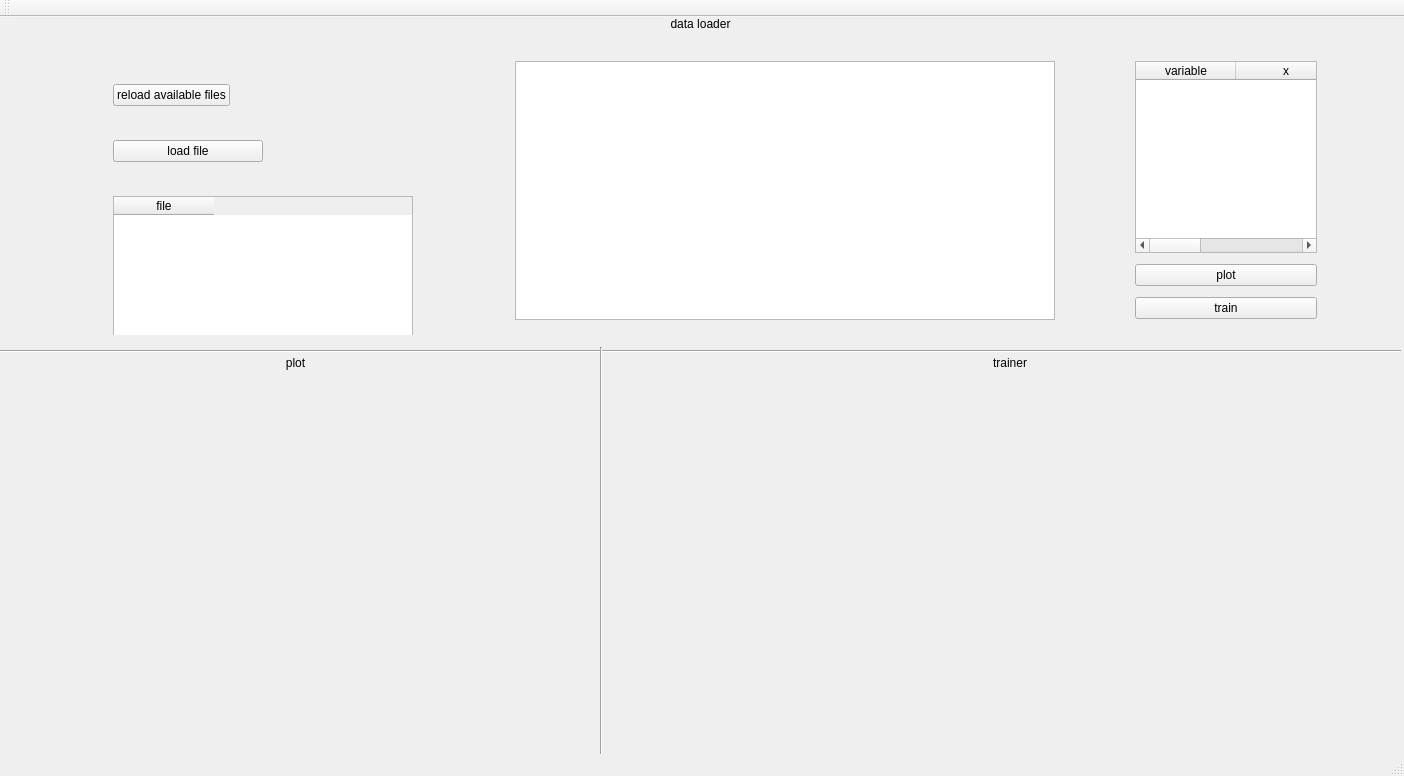
Qt form gui/controlboard.ui (wiederin/linear-regression-pipeline) before a commit.
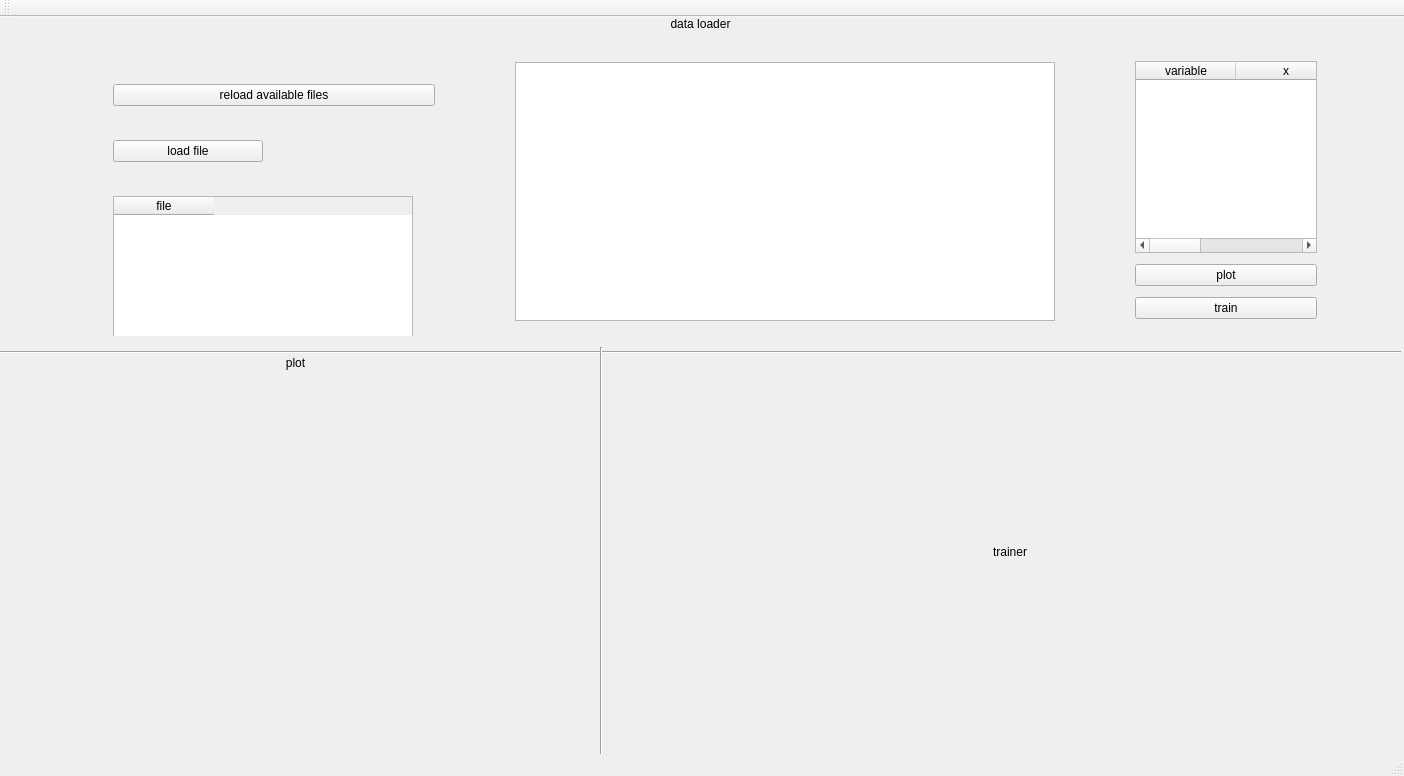
The same form after that commit.

Commit message: implement plot of selected variables

```diff
--- a/gui/controlboard.ui
+++ b/gui/controlboard.ui
@@ -35,7 +35,7 @@
       <x>0</x>
       <y>0</y>
       <width>1401</width>
-      <height>336</height>
+      <height>337</height>
      </rect>
     </property>
     <layout class="QVBoxLayout" name="data_module">
@@ -101,10 +101,10 @@
            </size>
           </property>
           <layout class="QVBoxLayout" name="verticalLayout">
-           <item alignment="Qt::AlignLeft">
+           <item>
             <widget class="QPushButton" name="lfs_button">
              <property name="sizePolicy">
-              <sizepolicy hsizetype="Maximum" vsizetype="Maximum">
+              <sizepolicy hsizetype="Minimum" vsizetype="Fixed">
                <horstretch>0</horstretch>
                <verstretch>0</verstretch>
               </sizepolicy>
@@ -334,6 +334,12 @@
        <layout class="QVBoxLayout" name="verticalLayout_4">
         <item>
          <widget class="QLabel" name="trainer_label">
+          <property name="sizePolicy">
+           <sizepolicy hsizetype="Preferred" vsizetype="Maximum">
+            <horstretch>0</horstretch>
+            <verstretch>0</verstretch>
+           </sizepolicy>
+          </property>
           <property name="text">
            <string>trainer</string>
           </property>
```
Left out of the diff: 2 changed lines with no effect on the pictures. The commit also changes 1 other file.
